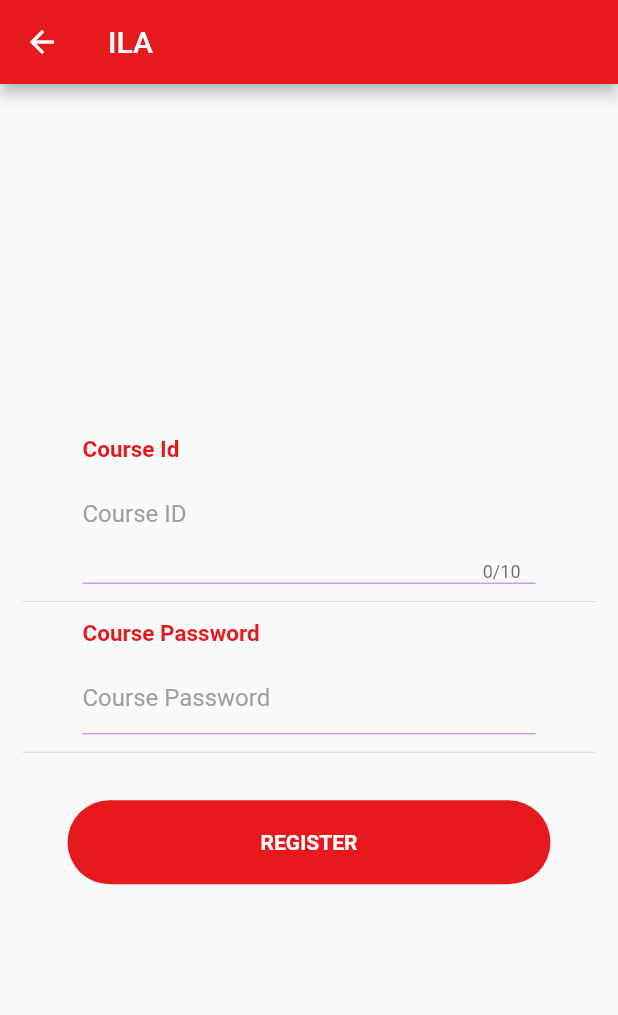
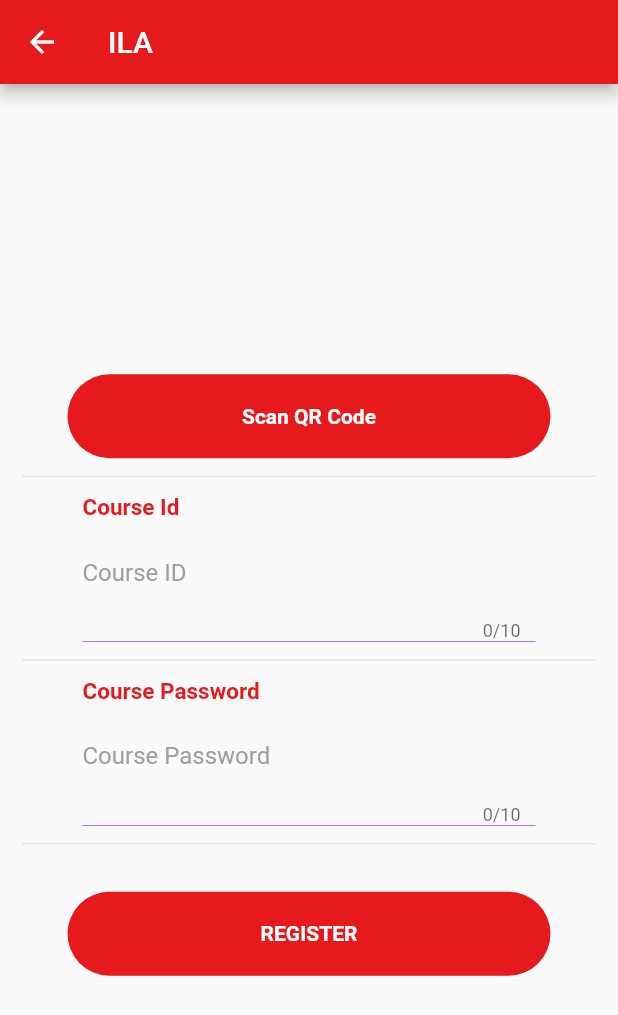
Before and after one commit to mobileappdevhm19/ILA-Flutter, a Flutter app: the AddCourseView screen opened by its route, on a phone screen of 412 x 824 dp. Shown: the top 1015 px of the screen. Run offline on Flutter 3.47's test engine with Material 2 defaults, Android fonts, the phone set to English and light mode, and no system bars; our stand-ins replace flutter_secure_storage; missing offline and left inert: barcode_scan, jaguar_jwt; accounts and stored records are empty.

Commit message:
Join Course by scanning an qr code

```diff
--- a/ila/lib/views/addCourseView.dart
+++ b/ila/lib/views/addCourseView.dart
@@ -3,34 +3,144 @@ import 'package:flutter/services.dart';
 import 'package:ila/config.dart';
 import 'package:ila/main.dart';
 import 'package:ila_swagger/api.dart';
+import 'package:barcode_scan/barcode_scan.dart';
 
 class AddCourseView extends StatefulWidget {
   Course course;
 
   AddCourseView({this.course});
 
-
   @override
   _AddCourseViewState createState() => _AddCourseViewState();
 }
 
 class _AddCourseViewState extends State<AddCourseView> {
+  TextEditingController _idController = TextEditingController();
+  TextEditingController _tokenController = TextEditingController();
+
   int _id;
-  String _token;
-  final firstController = TextEditingController();
+
+  _AddCourseViewState() {
+    _idController.addListener(_onIdUpdate);
+  }
+
+  void _onIdUpdate() {
+    try {
+      _id = int.parse(_idController.text);
+    } catch (error) {
+      if (_id.toString() != _idController.text)
+        _idController.text = _id.toString();
+      // TODO: handle error
+    }
+  }
+
+  _registerButtonOnPressed(BuildContext context) async {
+    CoursesApi()
+        .coursesJoinCourse(_id, token: _tokenController.text)
+        .then((_) async {
+      Navigator.pop(context);
+      scaffoldKey.currentState.showSnackBar(SnackBar(
+        content: Text('Course Added'),
+        duration: Duration(seconds: 4),
+      ));
+    }).catchError((e) {
+      print(e.toString());
+      Scaffold.of(context).showSnackBar(SnackBar(
+        content: Text(e is UserException
+            ? (e as UserException).message
+            : 'Unbekannter Fehler ist aufgetretten'),
+        duration: Duration(seconds: 4),
+      ));
+    });
+  }
+
+  Future _scan() async {
+    try {
+      String barcode = await BarcodeScanner.scan();
+
+      List<String> values = barcode.split('*');
+      //setState(() {
+      _idController.text = values[0];
+      _tokenController.text = values[1];
+      //});
+    } on PlatformException catch (e) {
+      if (e.code == BarcodeScanner.CameraAccessDenied) {
+        //TODO: handle error
+        print('The user did not grant the camera permission!');
+      } else {
+        //TODO: handle error
+        print('Uknown error: $e');
+      }
+    } on FormatException {
+      //TODO: handle error
+      print(
+          'null (User returned using the "back"-button before scanning anything. Result)s');
+    } catch (e) {
+      //TODO: handle error
+      print('Uknown error: $e');
+    }
+  }
+
+  @override
+  void dispose() {
+    // Clean up the controller when the Widget is disposed
+    _idController.dispose();
+    _tokenController.dispose();
+    super.dispose();
+  }
 
   @override
   Widget build(BuildContext context) {
     return Scaffold(
-        appBar: AppBar(
-          title: Text(Config.AppTitle),
-        ),
-        body: Center(
-            child: Builder(
-                builder: (context) => ListView(
+      appBar: AppBar(title: Text(Config.AppTitle)),
+      body: Center(child: Builder(builder: (context) => _form(context))),
+    );
+  }
+
+  Widget _form(BuildContext context) {
+    return ListView(
       shrinkWrap: true,
       padding: EdgeInsets.all(15.0),
       children: <Widget>[
+        new Container(
+          width: MediaQuery.of(context).size.width,
+          margin: const EdgeInsets.only(left: 30.0, right: 30.0, top: 20.0),
+          alignment: Alignment.center,
+          child: new Row(
+            children: <Widget>[
+              new Expanded(
+                child: new FlatButton(
+                  shape: new RoundedRectangleBorder(
+                    borderRadius: new BorderRadius.circular(30.0),
+                  ),
+                  color: Config.PrimaryColor,
+                  onPressed: () => _scan(),
+                  child: new Container(
+                    padding: const EdgeInsets.symmetric(
+                      vertical: 20.0,
+                      horizontal: 20.0,
+                    ),
+                    child: new Row(
+                      mainAxisAlignment: MainAxisAlignment.center,
+                      children: <Widget>[
+                        new Expanded(
+                          child: Text(
+                            "Scan QR Code",
+                            textAlign: TextAlign.center,
+                            style: TextStyle(
+                                color: Colors.white,
+                                fontWeight: FontWeight.bold),
+                          ),
+                        ),
+                      ],
+                    ),
+                  ),
+                ),
+              ),
+            ],
+          ),
+        ),
+        Divider(height: 24.0),
         new Row(
           children: <Widget>[
             new Expanded(
@@ -50,8 +160,7 @@ class _AddCourseViewState extends State<AddCourseView> {
         ),
         new Container(
           width: MediaQuery.of(context).size.width,
-                      margin: const EdgeInsets.only(
-                          left: 40.0, right: 40.0, top: 10.0),
+          margin: const EdgeInsets.only(left: 40.0, right: 40.0, top: 10.0),
           alignment: Alignment.center,
           decoration: BoxDecoration(
             border: Border(
@@ -61,21 +170,17 @@ class _AddCourseViewState extends State<AddCourseView> {
                   style: BorderStyle.solid),
             ),
           ),
-                      padding:
-                      const EdgeInsets.only(left: 0.0, right: 10.0),
+          padding: const EdgeInsets.only(left: 0.0, right: 10.0),
           child: new Row(
             crossAxisAlignment: CrossAxisAlignment.center,
             mainAxisAlignment: MainAxisAlignment.start,
             children: <Widget>[
               new Expanded(
                 child: TextField(
+                  controller: _idController,
                   maxLength: 10,
                   keyboardType: TextInputType.number,
-                              controller: firstController,
-                              inputFormatters: [
-                                WhitelistingTextInputFormatter.digitsOnly,
-                              ],
-                              onChanged: (value) => _id = int.parse(value),
+                  inputFormatters: [WhitelistingTextInputFormatter.digitsOnly],
                   textAlign: TextAlign.left,
                   decoration: InputDecoration(
                     border: InputBorder.none,
@@ -87,9 +192,7 @@ class _AddCourseViewState extends State<AddCourseView> {
             ],
           ),
         ),
-                    Divider(
-                      height: 24.0,
-                    ),
+        Divider(height: 24.0),
         new Row(
           children: <Widget>[
             new Expanded(
@@ -109,8 +212,7 @@ class _AddCourseViewState extends State<AddCourseView> {
         ),
         new Container(
           width: MediaQuery.of(context).size.width,
-                      margin: const EdgeInsets.only(
-                          left: 40.0, right: 40.0, top: 10.0),
+          margin: const EdgeInsets.only(left: 40.0, right: 40.0, top: 10.0),
           alignment: Alignment.center,
           decoration: BoxDecoration(
             border: Border(
@@ -120,15 +222,15 @@ class _AddCourseViewState extends State<AddCourseView> {
                   style: BorderStyle.solid),
             ),
           ),
-                      padding:
-                      const EdgeInsets.only(left: 0.0, right: 10.0),
+          padding: const EdgeInsets.only(left: 0.0, right: 10.0),
           child: new Row(
             crossAxisAlignment: CrossAxisAlignment.center,
             mainAxisAlignment: MainAxisAlignment.start,
             children: <Widget>[
               new Expanded(
                 child: TextField(
-                              onChanged: (value) => _token = value,
+                  controller: _tokenController,
+                  maxLength: 10,
                   textAlign: TextAlign.left,
                   decoration: InputDecoration(
                     border: InputBorder.none,
@@ -140,34 +242,27 @@ class _AddCourseViewState extends State<AddCourseView> {
             ],
           ),
         ),
-                    Divider(
-                      height: 24.0,
-                    ),
-
+        Divider(height: 24.0),
         new Container(
           width: MediaQuery.of(context).size.width,
-                      margin: const EdgeInsets.only(
-                          left: 30.0, right: 30.0, top: 20.0),
+          margin: const EdgeInsets.only(left: 30.0, right: 30.0, top: 20.0),
           alignment: Alignment.center,
           child: new Row(
             children: <Widget>[
               new Expanded(
                 child: new FlatButton(
                   shape: new RoundedRectangleBorder(
-                                borderRadius:
-                                new BorderRadius.circular(30.0),
+                    borderRadius: new BorderRadius.circular(30.0),
                   ),
                   color: Config.PrimaryColor,
-                              onPressed: () =>
-                                _registerButtonOnPressed(context),
+                  onPressed: () => _registerButtonOnPressed(context),
                   child: new Container(
                     padding: const EdgeInsets.symmetric(
                       vertical: 20.0,
                       horizontal: 20.0,
                     ),
                     child: new Row(
-                                  mainAxisAlignment:
-                                  MainAxisAlignment.center,
+                      mainAxisAlignment: MainAxisAlignment.center,
                       children: <Widget>[
                         new Expanded(
                           child: Text(
@@ -187,29 +282,6 @@ class _AddCourseViewState extends State<AddCourseView> {
           ),
         ),
       ],
-                ))));
+    );
   }
-
-
-  _registerButtonOnPressed(BuildContext context) async {
-
-    CoursesApi()
-        .coursesJoinCourse(_id, token: _token)
-        .then((_) async {
-      await Navigator.pop(context);
-      scaffoldKey.currentState.showSnackBar(SnackBar(
-        content: Text('Course Added'),
-        duration: Duration(seconds: 4),
-      ));
-    }).catchError((e) {
-      print(e.toString());
-      Scaffold.of(context).showSnackBar(SnackBar(
-        content: Text(e is UserException
-            ? (e as UserException).message
-            : 'Unbekannter Fehler ist aufgetretten'),
-        duration: Duration(seconds: 4),
-      ));
-    });
 }
-
-}
--- a/ila/pubspec.yaml
+++ b/ila/pubspec.yaml
@@ -25,6 +25,7 @@ dependencies:
   cupertino_icons: ^0.1.2
   scoped_model: any
   flutter_secure_storage: any
+  barcode_scan: any
   ila_swagger:
     path: ../ila_swagger/
 
```
Also changed, not shown: ila/pubspec.lock, 6 other files. Lines whose indentation alone changed are shown as unchanged.
